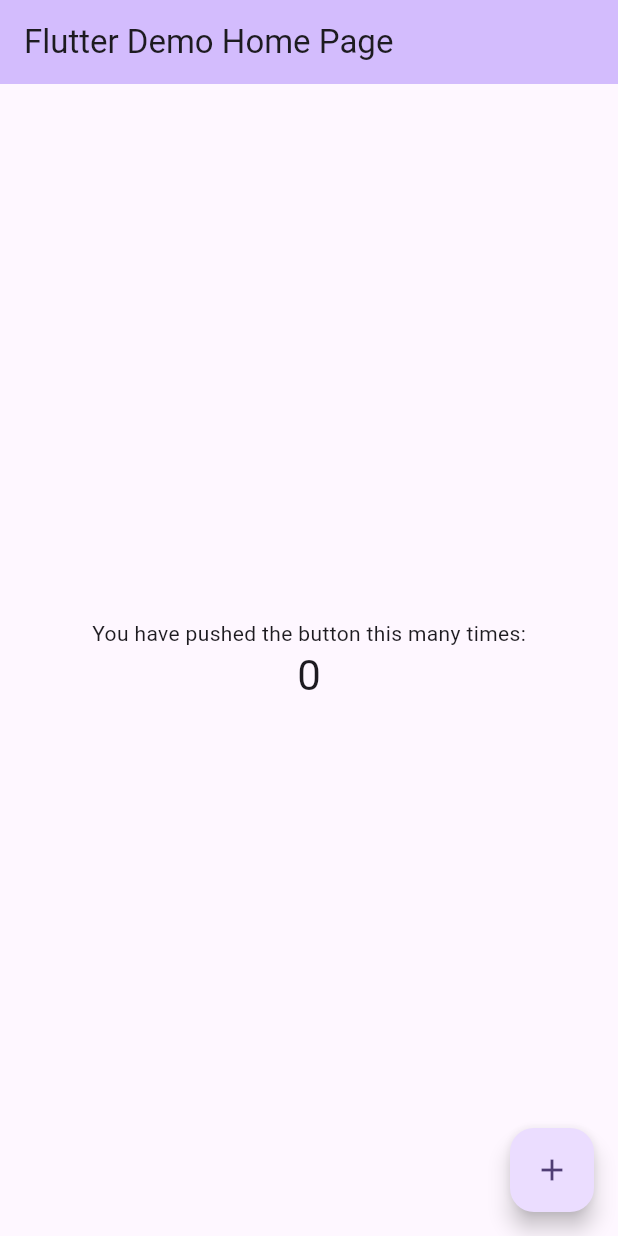
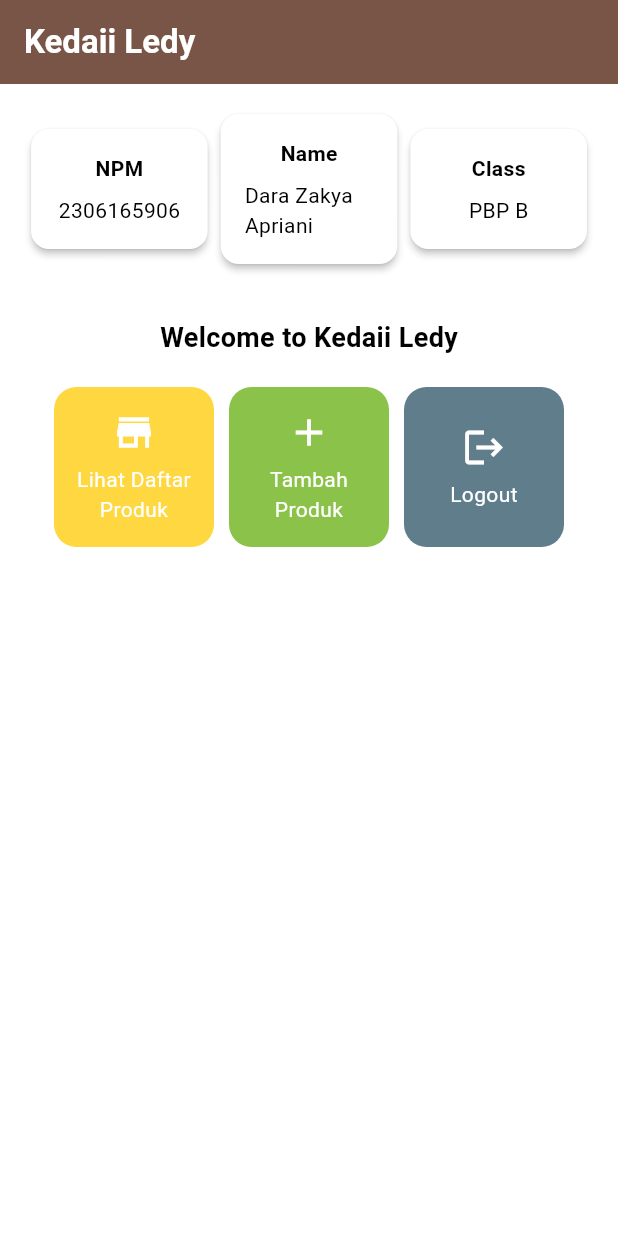
Before and after one commit to dadawra/kedaii-ledy-mobile, a Flutter app: the screen it shows after launch, on a phone screen of 412 x 824 dp. Run offline on Flutter 3.47's test engine with Material 3 defaults, Android fonts, the light colour scheme and no system bars.

Commit message:
menyelesaikan tugas 7

```diff
--- a/lib/main.dart
+++ b/lib/main.dart
@@ -1,4 +1,5 @@
 import 'package:flutter/material.dart';
+import 'package:kedaii_ledy/menu.dart';
 
 void main() {
   runApp(const MyApp());
@@ -28,98 +29,12 @@
         //
         // This works for code too, not just values: Most code changes can be
         // tested with just a hot reload.
-        colorScheme: ColorScheme.fromSeed(seedColor: Colors.deepPurple),
+        colorScheme: ColorScheme.fromSwatch(
+              primarySwatch: Colors.brown,
+        ).copyWith(secondary: Colors.brown[800]),
         useMaterial3: true,
       ),
-      home: const MyHomePage(title: 'Flutter Demo Home Page'),
+      home: MyHomePage(),
     );
   }
 }
-
-class MyHomePage extends StatefulWidget {
-  const MyHomePage({super.key, required this.title});
-
-  // This widget is the home page of your application. It is stateful, meaning
-  // that it has a State object (defined below) that contains fields that affect
-  // how it looks.
-
-  // This class is the configuration for the state. It holds the values (in this
-  // case the title) provided by the parent (in this case the App widget) and
-  // used by the build method of the State. Fields in a Widget subclass are
-  // always marked "final".
-
-  final String title;
-
-  @override
-  State<MyHomePage> createState() => _MyHomePageState();
-}
-
-class _MyHomePageState extends State<MyHomePage> {
-  int _counter = 0;
-
-  void _incrementCounter() {
-    setState(() {
-      // This call to setState tells the Flutter framework that something has
-      // changed in this State, which causes it to rerun the build method below
-      // so that the display can reflect the updated values. If we changed
-      // _counter without calling setState(), then the build method would not be
-      // called again, and so nothing would appear to happen.
-      _counter++;
-    });
-  }
-
-  @override
-  Widget build(BuildContext context) {
-    // This method is rerun every time setState is called, for instance as done
-    // by the _incrementCounter method above.
-    //
-    // The Flutter framework has been optimized to make rerunning build methods
-    // fast, so that you can just rebuild anything that needs updating rather
-    // than having to individually change instances of widgets.
-    return Scaffold(
-      appBar: AppBar(
-        // TRY THIS: Try changing the color here to a specific color (to
-        // Colors.amber, perhaps?) and trigger a hot reload to see the AppBar
-        // change color while the other colors stay the same.
-        backgroundColor: Theme.of(context).colorScheme.inversePrimary,
-        // Here we take the value from the MyHomePage object that was created by
-        // the App.build method, and use it to set our appbar title.
-        title: Text(widget.title),
-      ),
-      body: Center(
-        // Center is a layout widget. It takes a single child and positions it
-        // in the middle of the parent.
-        child: Column(
-          // Column is also a layout widget. It takes a list of children and
-          // arranges them vertically. By default, it sizes itself to fit its
-          // children horizontally, and tries to be as tall as its parent.
-          //
-          // Column has various properties to control how it sizes itself and
-          // how it positions its children. Here we use mainAxisAlignment to
-          // center the children vertically; the main axis here is the vertical
-          // axis because Columns are vertical (the cross axis would be
-          // horizontal).
-          //
-          // TRY THIS: Invoke "debug painting" (choose the "Toggle Debug Paint"
-          // action in the IDE, or press "p" in the console), to see the
-          // wireframe for each widget.
-          mainAxisAlignment: MainAxisAlignment.center,
-          children: <Widget>[
-            const Text(
-              'You have pushed the button this many times:',
-            ),
-            Text(
-              '$_counter',
-              style: Theme.of(context).textTheme.headlineMedium,
-            ),
-          ],
-        ),
-      ),
-      floatingActionButton: FloatingActionButton(
-        onPressed: _incrementCounter,
-        tooltip: 'Increment',
-        child: const Icon(Icons.add),
-      ), // This trailing comma makes auto-formatting nicer for build methods.
-    );
-  }
-}
--- /dev/null
+++ b/lib/menu.dart
@@ -0,0 +1,205 @@
+import 'package:flutter/material.dart';
+
+class MyHomePage extends StatelessWidget {
+  final String npm = '2306165906';
+  final String name = 'Dara Zakya Apriani';
+  final String className ='PBP B';
+
+  final List<ItemHomepage> items = [
+      ItemHomepage("Lihat Daftar Produk", Icons.store),
+      ItemHomepage("Tambah Produk", Icons.add),
+      ItemHomepage("Logout", Icons.logout),
+  ];
+
+  MyHomePage({super.key});
+
+  @override
+  Widget build(BuildContext context) {
+    // Scaffold menyediakan struktur dasar halaman dengan AppBar dan body.
+	  return Scaffold(
+      // AppBar adalah bagian atas halaman yang menampilkan judul.
+      appBar: AppBar(
+        // Judul aplikasi "Mental Health Tracker" dengan teks putih dan tebal.
+        title: const Text(
+          'Kedaii Ledy',
+          style: TextStyle(
+            color: Colors.white,
+            fontWeight: FontWeight.bold,
+          ),
+        ),
+        // Warna latar belakang AppBar diambil dari skema warna tema aplikasi.
+        backgroundColor: Theme.of(context).colorScheme.primary,
+      ),
+      // Body halaman dengan padding di sekelilingnya.
+      body: Padding(
+        padding: const EdgeInsets.all(16.0),
+        // Menyusun widget secara vertikal dalam sebuah kolom.
+        child: Column(
+          crossAxisAlignment: CrossAxisAlignment.center,
+          children: [
+            // Row untuk menampilkan 3 InfoCard secara horizontal.
+            Row(
+              mainAxisAlignment: MainAxisAlignment.spaceEvenly,
+              children: [
+                InfoCard(title: 'NPM', content: npm),
+                InfoCard(title: 'Name', content: name),
+                InfoCard(title: 'Class', content: className),
+              ],
+            ),
+
+            // Memberikan jarak vertikal 16 unit.
+            const SizedBox(height: 16.0),
+
+            // Menempatkan widget berikutnya di tengah halaman.
+            Center(
+              child: Column(
+                // Menyusun teks dan grid item secara vertikal.
+
+                children: [
+                  // Menampilkan teks sambutan dengan gaya tebal dan ukuran 18.
+                  const Padding(
+                    padding: EdgeInsets.only(top: 16.0),
+                    child: Text(
+                      'Welcome to Kedaii Ledy',
+                      style: TextStyle(
+                        fontWeight: FontWeight.bold,
+                        fontSize: 18.0,
+                      ),
+                    ),
+                  ),
+
+                  // Grid untuk menampilkan ItemCard dalam bentuk grid 3 kolom.
+                  GridView.count(
+                    primary: true,
+                    padding: const EdgeInsets.all(20),
+                    crossAxisSpacing: 10,
+                    mainAxisSpacing: 10,
+                    crossAxisCount: 3,
+                    // Agar grid menyesuaikan tinggi kontennya.
+                    shrinkWrap: true,
+
+                    // Menampilkan ItemCard untuk setiap item dalam list items.
+                    children: items.map((ItemHomepage item) {
+                      return ItemCard(item);
+                    }).toList(),
+                  ),
+                ],
+              ),
+            ),
+          ],
+        ),
+      ),
+    );
+  }
+}
+
+// Fungsi untuk membuat card sederhana menampilkan iformasi pribadi
+class InfoCard extends StatelessWidget {
+  // Kartu informasi yang menampilkan title dan content.
+
+  final String title;  // Judul kartu.
+  final String content;  // Isi kartu.
+
+  const InfoCard({super.key, required this.title, required this.content});
+
+  @override
+  Widget build(BuildContext context) {
+    return Card(
+      // Membuat kotak kartu dengan bayangan dibawahnya.
+      elevation: 2.0,
+      child: Container(
+        // Mengatur ukuran dan jarak di dalam kartu.
+        width: MediaQuery.of(context).size.width / 3.5, // menyesuaikan dengan lebar device yang digunakan.
+        padding: const EdgeInsets.all(16.0),
+        // Menyusun title dan content secara vertikal.
+        child: Column(
+          children: [
+            Text(
+              title,
+              style: const TextStyle(fontWeight: FontWeight.bold),
+            ),
+            const SizedBox(height: 8.0),
+            Text(content),
+          ],
+        ),
+      ),
+    );
+  }
+}
+
+class ItemHomepage {
+  final String name;
+  final IconData icon;
+
+  ItemHomepage(this.name, this.icon);
+}
+
+// memunculkan tombol
+class ItemCard extends StatelessWidget {
+  // Menampilkan kartu dengan ikon dan nama.
+
+  final ItemHomepage item;
+
+  const ItemCard(this.item, {super.key});
+
+  @override
+  Widget build(BuildContext context) {
+    // Membuat setiap tombol memiliki warna yang berbeda
+  Color backgroundColor;
+  switch (item.name) {
+    case 'Lihat Daftar Produk':
+      backgroundColor = Colors.amberAccent;
+      break;
+    case 'Tambah Produk':
+      backgroundColor = Colors.lightGreen;
+      break;
+    case 'Logout':
+      backgroundColor = Colors.blueGrey;
+      break;
+    default:
+        backgroundColor = Theme.of(context).colorScheme.secondary;
+  }
+
+    return Material(
+      color: backgroundColor, // Menggunakan warna yang ditentukan di atas.
+      // Membuat sudut kartu melengkung.
+      borderRadius: BorderRadius.circular(15),
+
+      child: InkWell(
+        // Aksi ketika kartu ditekan.
+        onTap: () {
+          // Menampilkan pesan SnackBar saat kartu ditekan.
+          ScaffoldMessenger.of(context)
+            ..hideCurrentSnackBar()
+            ..showSnackBar(
+              SnackBar(content: Text("Kamu telah menekan tombol ${item.name}!"))
+            );
+        },
+        // Container untuk menyimpan Icon dan Text
+        child: Container(
+          padding: const EdgeInsets.all(8),
+          child: Center(
+            child: Column(
+              // Menyusun ikon dan teks di tengah kartu.
+              mainAxisAlignment: MainAxisAlignment.center,
+              children: [
+                Icon(
+                  item.icon,
+                  color: Colors.white,
+                  size: 30.0,
+                ),
+                const Padding(padding: EdgeInsets.all(3)),
+                Text(
+                  item.name,
+                  textAlign: TextAlign.center,
+                  style: const TextStyle(color: Colors.white),
+                ),
+              ],
+            ),
+          ),
+        ),
+      ),
+    );
+  }
+
+}
```
